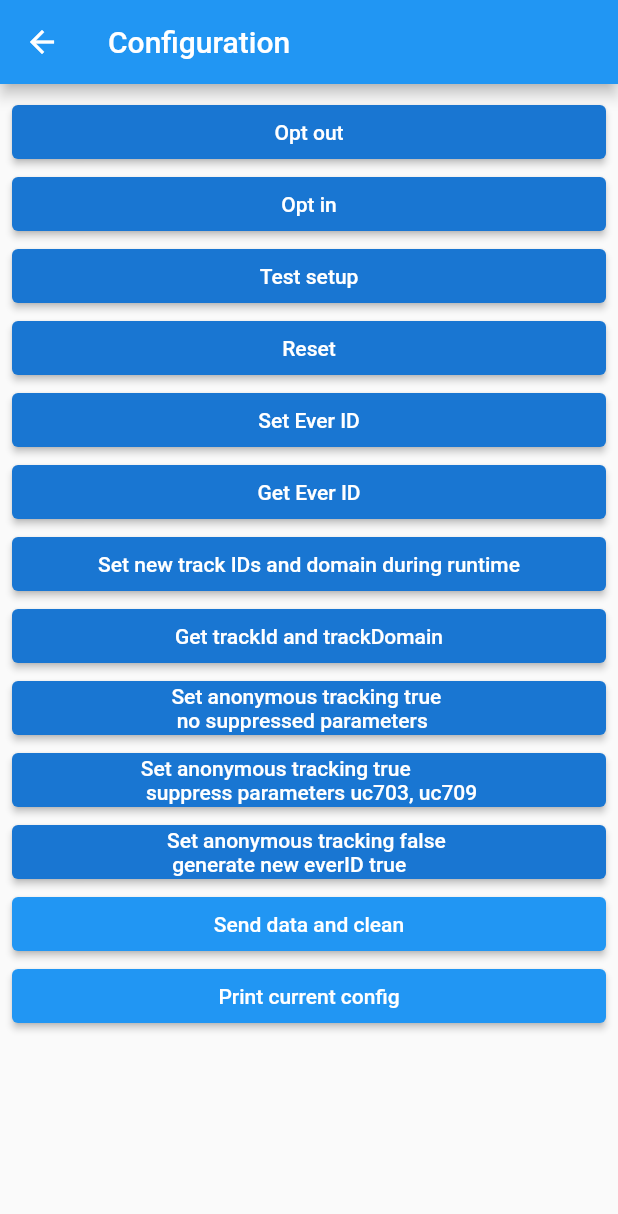
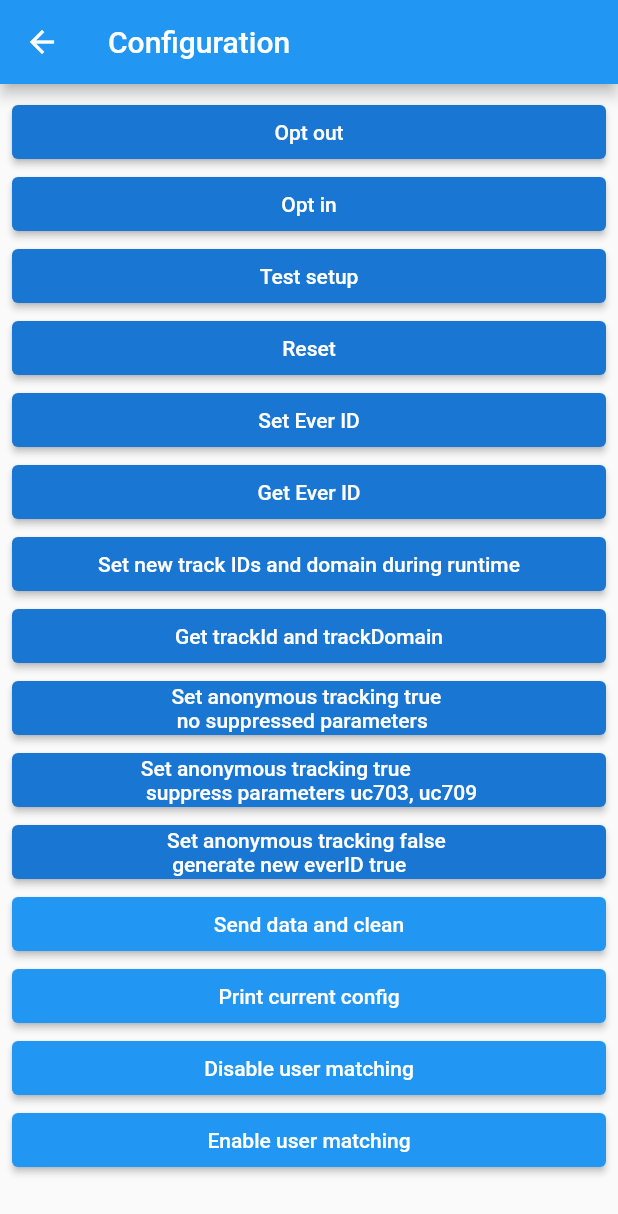
Before and after one commit to mapp-digital/Mapp-Intelligence-Flutter-Tracking, a Flutter app: the screen it shows after launch, after a tap on "Configuration", on a phone screen of 412 x 824 dp. Shown: the top 1214 px of the screen. Run offline on Flutter 3.47's test engine with Material 2 defaults, Android fonts, the phone set to English and light mode, and no system bars; our stand-ins replace chewie, video_player; missing offline and left inert: dart:ffi, mapp_sdk.

Commit message:
Files renamed

```diff
--- a/example/lib/DeepLinkTracking.dart
+++ b/example/lib/DeepLinkTracking.dart
@@ -19,7 +19,8 @@ class DeepLinkTracking extends StatelessWidget {
     final url =
         "https://testurl.com/?wt_mc=email.newsletter.nov2020.thursday&cc45=parameter45";
     PluginMappintelligence.trackUrl(url, null);
-    PluginMappintelligence.trackPage("DeepLink Tracking");
+    //PluginMappintelligence.trackPage("DeepLink Tracking");
+    PluginMappintelligence.trackPageWithCustomData(null, "Deeplink Tracking");
     PluginMappintelligence.sendAndCleanData();
   }
 
--- a/example/lib/Details.dart
+++ b/example/lib/Details.dart
@@ -119,9 +119,11 @@ class DetailsView extends StatelessWidget {
     ));
     buttons.add(ElevatedButton(
       onPressed: () async {
-        PluginMappintelligence.setAnonymousTracking(true, ['uc703','uc709'], true);
+        PluginMappintelligence.setAnonymousTracking(
+            true, ['uc703', 'uc709'], true);
       },
-      child: Text("Set anonymous tracking true \n suppress parameters uc703, uc709"),
+      child: Text(
+          "Set anonymous tracking true \n suppress parameters uc703, uc709"),
       style:
           ElevatedButton.styleFrom(primary: Theme.of(context).primaryColorDark),
     ));
@@ -138,10 +140,22 @@ class DetailsView extends StatelessWidget {
           PluginMappintelligence.sendAndCleanData();
         },
         child: Text("Send data and clean")));
-    buttons.add(ElevatedButton(onPressed: () async {
-      PluginMappintelligence.getCurrentConfig();
-    }, child : Text("Print current config"),
+    buttons.add(ElevatedButton(
+      onPressed: () async {
+        PluginMappintelligence.getCurrentConfig();
+      },
+      child: Text("Print current config"),
     ));
+    buttons.add(ElevatedButton(
+        onPressed: () {
+          PluginMappintelligence.setUserMatchingEnabled(false);
+        },
+        child: Text("Disable user matching")));
+            buttons.add(ElevatedButton(
+        onPressed: () {
+          PluginMappintelligence.setUserMatchingEnabled(true);
+        },
+        child: Text("Enable user matching")));
     return buttons;
   }
 
@@ -186,5 +200,4 @@ class DetailsView extends StatelessWidget {
   }
 
   // show the dialog
-
 }
--- a/example/lib/DeutscheBank.dart
+++ b/example/lib/PageViewEvent.dart
@@ -2,7 +2,7 @@ import 'package:flutter/material.dart';
 import 'package:plugin_mappintelligence/object_tracking_classes.dart';
 import 'package:plugin_mappintelligence/plugin_mappintelligence.dart';
 
-class DeutscheBank extends StatelessWidget {
+class PageViewEventScreen extends StatelessWidget {
   SessionParameters sessionParameters() {
     String environment = String.fromEnvironment(
       'ENVIRONMENT',
@@ -83,7 +83,7 @@ class DeutscheBank extends StatelessWidget {
     }
     return Scaffold(
         appBar: AppBar(
-          title: Text('Deutsche Bank'),
+          title: Text('Page View Event'),
           backgroundColor: Theme.of(context).primaryColor,
         ),
         body: ListView(children: buttons));
--- a/example/lib/main.dart
+++ b/example/lib/main.dart
@@ -4,17 +4,17 @@ import 'package:mapp_sdk/mapp_sdk.dart';
 import 'package:plugin_mappintelligence/object_tracking_classes.dart';
 import 'package:plugin_mappintelligence/plugin_mappintelligence.dart';
 import 'package:plugin_mappintelligence_example/DeepLinkTracking.dart';
-import 'package:plugin_mappintelligence_example/DeutscheBank.dart';
+
 import 'ActionTracking.dart';
 import 'Campaign.dart';
 import 'Details.dart';
 import 'Ecommerce.dart';
+import 'ExceptionTracking.dart';
 import 'Media.dart';
 import 'PageTracking.dart';
+import 'PageViewEvent.dart';
 import 'Webview.dart';
 import 'WebviewForAndroid.dart';
-
-import 'ExceptionTracking.dart';
 
 void main() async {
   WidgetsFlutterBinding.ensureInitialized();
@@ -67,8 +67,6 @@ class HomePage extends StatelessWidget {
 
   Widget _determineWidget(int index) {
     switch (index) {
-      case 0:
-        return DetailsView(index);
       case 1:
         return PageTracking();
       case 2:
@@ -88,7 +86,7 @@ class HomePage extends StatelessWidget {
       case 9:
         return ExceptionTracking();
       case 10:
-        return DeutscheBank();
+        return PageViewEventScreen();
       default:
         return DetailsView(index);
     }
--- a/example/pubspec.yaml
+++ b/example/pubspec.yaml
@@ -19,8 +19,7 @@ dependencies:
   #    # the parent directory to use the current plugin's version.
   plugin_mappintelligence:
     path: ../
-  mapp_sdk:
-    path: /Users/semsudin.tafilovic/StudioProjects/Mapp-Flutter-Plugin-1/
+  mapp_sdk: ^0.0.7
   #  plugin_mappintelligence: ^5.0.1
 
   # The following adds the Cupertino Icons font to your application.
```
